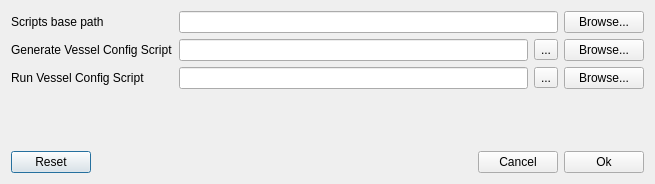
This is vesseleditor/scriptselectionform.ui in frabas/DISPLACE_GUI as Qt 5 draws it before an edit. The edited form follows.
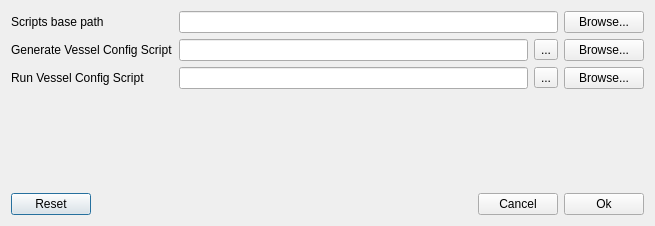
This is the edited form. Icons and pictures are not drawn.

Patch:
```diff
--- a/vesseleditor/scriptselectionform.ui
+++ b/vesseleditor/scriptselectionform.ui
@@ -7,7 +7,7 @@
     <x>0</x>
     <y>0</y>
     <width>655</width>
-    <height>184</height>
+    <height>226</height>
    </rect>
   </property>
   <property name="windowTitle">
```
Left out of the diff: 2 changed lines with no effect on the pictures.
